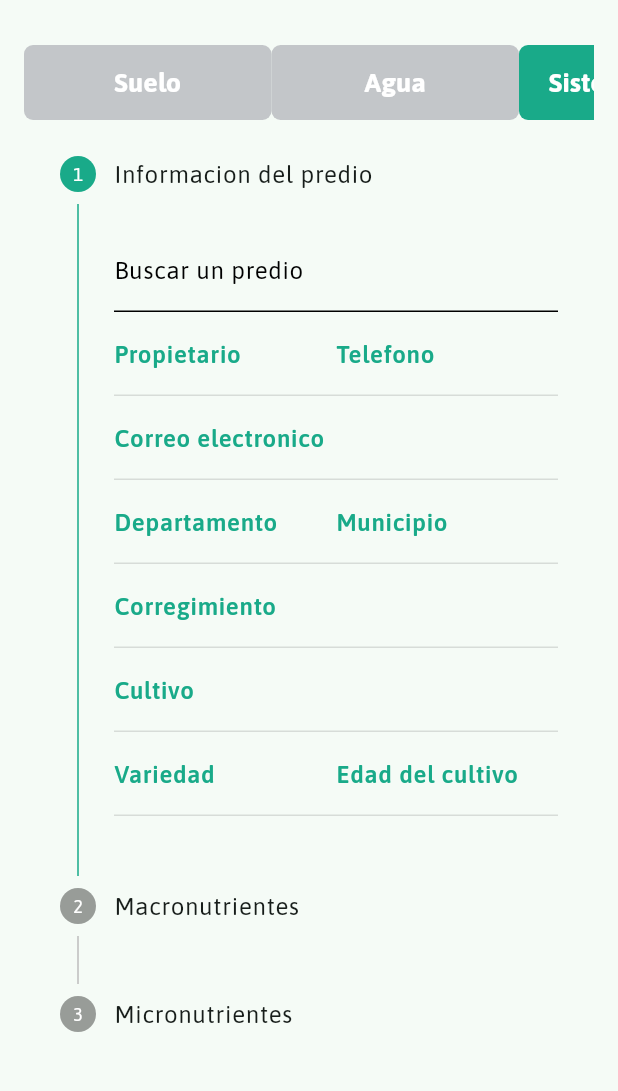
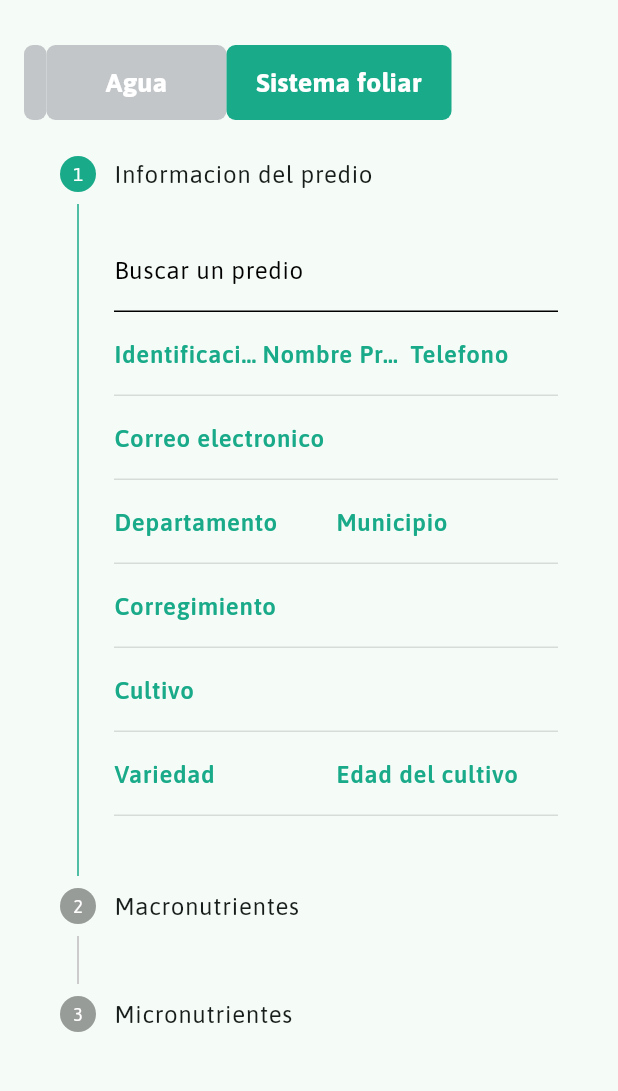
Before and after one commit to AgnerVillaFabrega/MixCosechas, a Flutter app: the RegisterAnalisisPage screen opened directly, after a tap on "Agua", after a tap on "Sistema foliar", on a phone screen of 412 x 824 dp, the part 63-1154 px from its top. Run offline on Flutter 3.47's test engine with Material 2 defaults, Android fonts, the phone set to English and light mode, and no system bars; drawn by our look-alikes of flutter_typeahead; our stand-ins replace cloud_firestore, csv, firebase_auth, firebase_core; accounts and stored records are empty.

Commit message:
update: pruebas

```diff
--- a/lib/model/pruebaSuelo.dart
+++ b/lib/model/pruebaSuelo.dart
@@ -1,4 +1,6 @@
 class PruebaSuelo {
+  final String idPredio;
+  final String idPropietario;
   final String nombrePredio;
   final String corregimientoPredio;
   final String cultivoPredio;
@@ -7,8 +9,8 @@ class PruebaSuelo {
   final String dptoPredio;
   final String edadPredio;
   final String nombrepropietario;
-  final String telefonopropietario;
-  final String correopropietario;
+  final String telefonoPropietario;
+  final String correoPropietario;
 
   final double n;
   final double nh4;
@@ -174,6 +176,8 @@ class PruebaSuelo {
   late String humusInterpretacion;
 
   PruebaSuelo({
+    required this.idPredio,
+    required this.idPropietario,
     required this.nombrePredio,
     required this.corregimientoPredio,
     required this.cultivoPredio,
@@ -182,8 +186,8 @@ class PruebaSuelo {
     required this.dptoPredio,
     required this.edadPredio,
     required this.nombrepropietario,
-    required this.telefonopropietario,
-    required this.correopropietario,
+    required this.telefonoPropietario,
+    required this.correoPropietario,
     required this.n,
     required this.nh4,
     required this.no2,
@@ -462,8 +466,7 @@ class PruebaSuelo {
     }
   }
 
-  String ciceInterpretar(
-      double Al, double K, double Ca, double Mg, double Na) {
+  String ciceInterpretar(double Al, double K, double Ca, double Mg, double Na) {
     double cice = Al + K + Ca + Mg + Na;
 
     if (cice < 6) {
@@ -599,6 +602,9 @@ class PruebaSuelo {
     Map<String, dynamic> humusData = map['Humus'][0];
 
     return PruebaSuelo(
+
+      idPredio: map['IdPredio'],
+      idPropietario: map['IdPropietario'],
       nombrePredio: map['NombrePredio'],
       corregimientoPredio: map['Corregimiento'],
       cultivoPredio: map['Cultivo'],
@@ -607,8 +613,8 @@ class PruebaSuelo {
       dptoPredio: map['Departamento'],
       edadPredio: map['Edad'],
       nombrepropietario: map['NombrePropietario'],
-      telefonopropietario: map['Telefono'],
-      correopropietario: map['Correo'],
+      telefonoPropietario: map['Telefono'],
+      correoPropietario: map['Correo'],
       n: double.parse(nData['valor'].toString()),
       nh4: double.parse(nh4Data['valor'].toString()),
       no2: double.parse(no2Data['valor'].toString()),
@@ -616,22 +622,22 @@ class PruebaSuelo {
       p: double.parse(pData['valor'].toString()),
       k: double.parse(kData['valor'].toString()),
       ca: double.parse(caData['valor'].toString()),
-      s:double.parse(sData['valor'].toString()),
+      s: double.parse(sData['valor'].toString()),
       mg: double.parse(mgData['valor'].toString()),
-      so4:double.parse(so4Data['valor'].toString()),
+      so4: double.parse(so4Data['valor'].toString()),
       fe: double.parse(feData['valor'].toString()),
       mn: double.parse(mnData['valor'].toString()),
-      cu:double.parse(cuData['valor'].toString()),
-      al:double.parse(alData['valor'].toString()),
-      cl:double.parse(clData['valor'].toString()),
-      zn:double.parse(znData['valor'].toString()),
-      na:double.parse(naData['valor'].toString()),
-      ph:double.parse(phData['valor'].toString()),
-      ce:double.parse(ceData['valor'].toString()),
+      cu: double.parse(cuData['valor'].toString()),
+      al: double.parse(alData['valor'].toString()),
+      cl: double.parse(clData['valor'].toString()),
+      zn: double.parse(znData['valor'].toString()),
+      na: double.parse(naData['valor'].toString()),
+      ph: double.parse(phData['valor'].toString()),
+      ce: double.parse(ceData['valor'].toString()),
       salesDisueltas: double.parse(salesDisueltasData['valor'].toString()),
       cice: double.parse(ciceData['valor'].toString()),
       arcilla: double.parse(map['Arcilla'].toString()),
-      limo:double.parse( map['Limo'].toString()),
+      limo: double.parse(map['Limo'].toString()),
       arena: double.parse(map['Arena'].toString()),
       humus: double.parse(humusData['valor'].toString())
     );
--- a/lib/presentation/screens/registration_analisis_screen.dart
+++ b/lib/presentation/screens/registration_analisis_screen.dart
@@ -65,7 +65,7 @@ class _RegisterAnalisisPageState extends State<RegisterAnalisisPage> {
                             children: <Widget>[
                               SizedBox(
                                 height: 50,
-                                width: 165,
+                                width: 15,
                                 child: TextButton(
                                   style: ButtonStyle(
                                     backgroundColor: MaterialStateProperty.all<Color>(cambiarColor(0)),
@@ -92,7 +92,7 @@ class _RegisterAnalisisPageState extends State<RegisterAnalisisPage> {
                               ),
                               SizedBox(
                                 height: 50,
-                                width: 165,
+                                width: 120,
                                 child: TextButton(
                                   style: ButtonStyle(
                                     backgroundColor: MaterialStateProperty.all<Color>(cambiarColor(1)),
--- a/lib/presentation/screens/view_pruebas_screen.dart
+++ b/lib/presentation/screens/view_pruebas_screen.dart
@@ -78,7 +78,7 @@ class _ViewPruebasScreenState extends State<ViewPruebasScreen> {
                             itemBuilder: (context, index) {
                               return ListTile(
                                 title: Text(pruebasSuelo[index].nombrePredio.toString()),
-                                subtitle: Text(pruebasSuelo[index].alInterpretacion.toString()),
+                                subtitle: Text(pruebasSuelo[index].idPredio.toString()),
                                 onTap: () {
                                   // Puedes implementar la navegación aquí si es necesario.
                                 },
--- a/lib/presentation/widgets/agua_widget.dart
+++ b/lib/presentation/widgets/agua_widget.dart
@@ -34,33 +34,26 @@ class _AguaWidgetState extends State<AguaWidget> {
   final TextEditingController _mnController = TextEditingController();
   final TextEditingController _cuController = TextEditingController();
   final TextEditingController _clController = TextEditingController();
-  final TextEditingController _salesdisueltasController =
-      TextEditingController();
+  final TextEditingController _salesdisueltasController =TextEditingController();
   final TextEditingController _phController = TextEditingController();
   final TextEditingController _ceController = TextEditingController();
   final TextEditingController _fuenteaguaController = TextEditingController();
 
   //*INFORMACION DEL PREDIO */
   final TextEditingController _nombrePredioController = TextEditingController();
-  CollectionReference prediosCollection =
-      FirebaseFirestore.instance.collection('Predios');
+  CollectionReference prediosCollection =FirebaseFirestore.instance.collection('Predios');
 
-  final TextEditingController _corregimientoPredioController =
-      TextEditingController();
-  final TextEditingController _cultivoPredioController =
-      TextEditingController();
-  final TextEditingController _municipioPredioController =
-      TextEditingController();
-  final TextEditingController _variedadPredioController =
-      TextEditingController();
+  final TextEditingController _idPredioController =TextEditingController();
+  final TextEditingController _corregimientoPredioController =TextEditingController();
+  final TextEditingController _cultivoPredioController =TextEditingController();
+  final TextEditingController _municipioPredioController =TextEditingController();
+  final TextEditingController _variedadPredioController =TextEditingController();
   final TextEditingController _dptoPredioController = TextEditingController();
   final TextEditingController _edadPredioController = TextEditingController();
-  final TextEditingController _nombrepropietarioPredioController =
-      TextEditingController();
-  final TextEditingController _telefonopropietarioPredioController =
-      TextEditingController();
-  final TextEditingController _correopropietarioPredioController =
-      TextEditingController();
+  final TextEditingController _idpropietarioPredioController =TextEditingController();
+  final TextEditingController _nombrepropietarioPredioController =TextEditingController();
+  final TextEditingController _telefonopropietarioPredioController =TextEditingController();
+  final TextEditingController _correopropietarioPredioController =TextEditingController();
 
   @override
   Widget build(BuildContext context) {
@@ -86,19 +79,17 @@ class _AguaWidgetState extends State<AguaWidget> {
                   content: SearchPredio(
                       predioFilterController: _nombrePredioController,
                       prediosCollection: prediosCollection,
-                      corregimientoPredioController:
-                          _corregimientoPredioController,
+                      idPredioController:_idPredioController,
+                      corregimientoPredioController:_corregimientoPredioController,
                       cultivoPredioController: _cultivoPredioController,
                       municipioPredioController: _municipioPredioController,
                       variedadPredioController: _variedadPredioController,
                       dptoPredioController: _dptoPredioController,
                       edadPredioController: _edadPredioController,
-                      nombrepropietarioPredioController:
-                          _nombrepropietarioPredioController,
-                      telefonopropietarioPredioController:
-                          _telefonopropietarioPredioController,
-                      correopropietarioPredioController:
-                          _correopropietarioPredioController),
+                      idpropietarioPredioController:_idpropietarioPredioController,
+                      nombrepropietarioPredioController:_nombrepropietarioPredioController,
+                      telefonopropietarioPredioController:_telefonopropietarioPredioController,
+                      correopropietarioPredioController:_correopropietarioPredioController),
                 ),
                 Step(
                   isActive: currentState >= 1,
--- a/lib/presentation/widgets/search_predio.dart
+++ b/lib/presentation/widgets/search_predio.dart
@@ -7,25 +7,33 @@ class SearchPredio extends StatelessWidget {
     super.key,
     required this.predioFilterController,
     required this.prediosCollection,
+    required TextEditingController idPredioController,
     required TextEditingController corregimientoPredioController,
     required TextEditingController cultivoPredioController,
     required TextEditingController municipioPredioController,
     required TextEditingController variedadPredioController,
     required TextEditingController dptoPredioController,
     required TextEditingController edadPredioController,
+    required TextEditingController idpropietarioPredioController,
     required TextEditingController nombrepropietarioPredioController,
     required TextEditingController telefonopropietarioPredioController,
     required TextEditingController correopropietarioPredioController,
-  }) : _corregimientoPredioController = corregimientoPredioController, _cultivoPredioController = cultivoPredioController, _municipioPredioController = municipioPredioController, _variedadPredioController = variedadPredioController, _dptoPredioController = dptoPredioController, _edadPredioController = edadPredioController, _nombrepropietarioPredioController = nombrepropietarioPredioController, _telefonopropietarioPredioController = telefonopropietarioPredioController, _correopropietarioPredioController = correopropietarioPredioController;
+  }) : _idPredioController = idPredioController, _corregimientoPredioController = corregimientoPredioController, _cultivoPredioController = cultivoPredioController,
+      _municipioPredioController = municipioPredioController, _variedadPredioController = variedadPredioController, _dptoPredioController = dptoPredioController,
+      _edadPredioController = edadPredioController,_idpropietarioPredioController = idpropietarioPredioController, _nombrepropietarioPredioController = nombrepropietarioPredioController,
+      _telefonopropietarioPredioController = telefonopropietarioPredioController, _correopropietarioPredioController = correopropietarioPredioController;
 
   final TextEditingController predioFilterController;
   final CollectionReference<Object?> prediosCollection;
+
+  final TextEditingController _idPredioController;
   final TextEditingController _corregimientoPredioController;
   final TextEditingController _cultivoPredioController;
   final TextEditingController _municipioPredioController;
   final TextEditingController _variedadPredioController;
   final TextEditingController _dptoPredioController;
   final TextEditingController _edadPredioController;
+  final TextEditingController _idpropietarioPredioController;
   final TextEditingController _nombrepropietarioPredioController;
   final TextEditingController _telefonopropietarioPredioController;
   final TextEditingController _correopropietarioPredioController;
@@ -63,12 +71,14 @@ class SearchPredio extends StatelessWidget {
             final predioData = suggestion.data() as Map<String, dynamic>;
             predioFilterController.text = predioData['Nombre'];
 
+            _idPredioController.text = predioData['Id'];
             _corregimientoPredioController.text = predioData['CorregimientoVereda'];
             _cultivoPredioController.text = predioData['Cultivo'];
             _municipioPredioController.text = predioData['Municipio'];
             _variedadPredioController.text = predioData['Variedad'];
             _dptoPredioController.text =predioData['Departamento'];
             _edadPredioController.text = predioData['Edad'];
+            _idpropietarioPredioController.text = predioData['IdPropietario'];
             _nombrepropietarioPredioController.text = predioData['NombrePropietario'];
             _telefonopropietarioPredioController.text =  predioData['TelefonoPropietario'];
             _correopropietarioPredioController.text = predioData['CorreoPropietario'];
@@ -79,10 +89,22 @@ class SearchPredio extends StatelessWidget {
             Expanded(
               child:TextFormField(
                 enabled: false,
+                controller: _idpropietarioPredioController,
+                keyboardType: TextInputType.number,
+                decoration: const InputDecoration(
+                  labelText: 'Identificación Propietario',
+                  labelStyle: TextStyle(
+                      color: Color(0xFF19AA89), fontWeight: FontWeight.w600),
+                ),
+              ),
+            ),
+            Expanded(
+              child:TextFormField(
+                enabled: false,
                 controller: _nombrepropietarioPredioController,
                 keyboardType: TextInputType.number,
                 decoration: const InputDecoration(
-                  labelText: 'Propietario',
+                  labelText: 'Nombre Propietario',
                   labelStyle: TextStyle(
                       color: Color(0xFF19AA89), fontWeight: FontWeight.w600),
                 ),
--- a/lib/presentation/widgets/sistema_foliar_widget.dart
+++ b/lib/presentation/widgets/sistema_foliar_widget.dart
@@ -33,25 +33,19 @@ class _SistemaFoliarWidgetState extends State<SistemaFoliarWidget> {
 
   //*INFORMACION DEL PREDIO */
   final TextEditingController _nombrePredioController = TextEditingController();
-  CollectionReference prediosCollection =
-      FirebaseFirestore.instance.collection('Predios');
+  CollectionReference prediosCollection =FirebaseFirestore.instance.collection('Predios');
 
-  final TextEditingController _corregimientoPredioController =
-      TextEditingController();
-  final TextEditingController _cultivoPredioController =
-      TextEditingController();
-  final TextEditingController _municipioPredioController =
-      TextEditingController();
-  final TextEditingController _variedadPredioController =
-      TextEditingController();
+  final TextEditingController _idPredioController =TextEditingController();
+  final TextEditingController _corregimientoPredioController =TextEditingController();
+  final TextEditingController _cultivoPredioController =TextEditingController();
+  final TextEditingController _municipioPredioController =TextEditingController();
+  final TextEditingController _variedadPredioController =TextEditingController();
   final TextEditingController _dptoPredioController = TextEditingController();
   final TextEditingController _edadPredioController = TextEditingController();
-  final TextEditingController _nombrepropietarioPredioController =
-      TextEditingController();
-  final TextEditingController _telefonopropietarioPredioController =
-      TextEditingController();
-  final TextEditingController _correopropietarioPredioController =
-      TextEditingController();
+  final TextEditingController _idpropietarioPredioController =TextEditingController();
+  final TextEditingController _nombrepropietarioPredioController =TextEditingController();
+  final TextEditingController _telefonopropietarioPredioController =TextEditingController();
+  final TextEditingController _correopropietarioPredioController =TextEditingController();
 
   @override
   Widget build(BuildContext context) {
@@ -77,19 +71,17 @@ class _SistemaFoliarWidgetState extends State<SistemaFoliarWidget> {
                   content: SearchPredio(
                       predioFilterController: _nombrePredioController,
                       prediosCollection: prediosCollection,
-                      corregimientoPredioController:
-                          _corregimientoPredioController,
+                      idPredioController:_idPredioController,
+                      corregimientoPredioController:_corregimientoPredioController,
                       cultivoPredioController: _cultivoPredioController,
                       municipioPredioController: _municipioPredioController,
                       variedadPredioController: _variedadPredioController,
                       dptoPredioController: _dptoPredioController,
                       edadPredioController: _edadPredioController,
-                      nombrepropietarioPredioController:
-                          _nombrepropietarioPredioController,
-                      telefonopropietarioPredioController:
-                          _telefonopropietarioPredioController,
-                      correopropietarioPredioController:
-                          _correopropietarioPredioController),
+                      idpropietarioPredioController:_idpropietarioPredioController,
+                      nombrepropietarioPredioController:_nombrepropietarioPredioController,
+                      telefonopropietarioPredioController:_telefonopropietarioPredioController,
+                      correopropietarioPredioController:_correopropietarioPredioController),
                 ),
                 Step(
                   isActive: currentState >= 1,
--- a/lib/presentation/widgets/suelo_widget.dart
+++ b/lib/presentation/widgets/suelo_widget.dart
@@ -49,25 +49,19 @@ class _SueloWidgetState extends State<SueloWidget> {
 
   //*INFORMACION DEL PREDIO */
   final TextEditingController _nombrePredioController = TextEditingController();
-  CollectionReference prediosCollection =
-      FirebaseFirestore.instance.collection('Predios');
+  CollectionReference prediosCollection = FirebaseFirestore.instance.collection('Predios');
 
-  final TextEditingController _corregimientoPredioController =
-      TextEditingController();
-  final TextEditingController _cultivoPredioController =
-      TextEditingController();
-  final TextEditingController _municipioPredioController =
-      TextEditingController();
-  final TextEditingController _variedadPredioController =
-      TextEditingController();
+  final TextEditingController _idPredioController =TextEditingController();
+  final TextEditingController _corregimientoPredioController =TextEditingController();
+  final TextEditingController _cultivoPredioController =TextEditingController();
+  final TextEditingController _municipioPredioController =TextEditingController();
+  final TextEditingController _variedadPredioController =TextEditingController();
   final TextEditingController _dptoPredioController = TextEditingController();
   final TextEditingController _edadPredioController = TextEditingController();
-  final TextEditingController _nombrepropietarioPredioController =
-      TextEditingController();
-  final TextEditingController _telefonopropietarioPredioController =
-      TextEditingController();
-  final TextEditingController _correopropietarioPredioController =
-      TextEditingController();
+  final TextEditingController _idpropietarioPredioController =TextEditingController();
+  final TextEditingController _nombrepropietarioPredioController =TextEditingController();
+  final TextEditingController _telefonopropietarioPredioController =TextEditingController();
+  final TextEditingController _correopropietarioPredioController =TextEditingController();
 
   @override
   Widget build(BuildContext context) {
@@ -94,19 +88,17 @@ class _SueloWidgetState extends State<SueloWidget> {
                     content: SearchPredio(
                         predioFilterController: _nombrePredioController,
                         prediosCollection: prediosCollection,
-                        corregimientoPredioController:
-                            _corregimientoPredioController,
+                        idPredioController: _idPredioController,
+                        corregimientoPredioController: _corregimientoPredioController,
                         cultivoPredioController: _cultivoPredioController,
                         municipioPredioController: _municipioPredioController,
                         variedadPredioController: _variedadPredioController,
                         dptoPredioController: _dptoPredioController,
                         edadPredioController: _edadPredioController,
-                        nombrepropietarioPredioController:
-                            _nombrepropietarioPredioController,
-                        telefonopropietarioPredioController:
-                            _telefonopropietarioPredioController,
-                        correopropietarioPredioController:
-                            _correopropietarioPredioController),
+                        nombrepropietarioPredioController: _nombrepropietarioPredioController,
+                        idpropietarioPredioController: _idpropietarioPredioController,
+                        telefonopropietarioPredioController:  _telefonopropietarioPredioController,
+                        correopropietarioPredioController: _correopropietarioPredioController),
                   ),
                   Step(
                     isActive: currentState >= 1,
@@ -252,6 +244,7 @@ class _SueloWidgetState extends State<SueloWidget> {
       if (formKey.currentState!.validate()) {
         //Todo: LOGICA PARA EL ANALISIS Y REGISTRO
         PruebaSuelo pruebaSuelo = PruebaSuelo(
+            idPredio: _idPredioController.text,
             nombrePredio: _nombrePredioController.text,
             corregimientoPredio: _corregimientoPredioController.text,
             cultivoPredio: _cultivoPredioController.text,
@@ -259,9 +252,10 @@ class _SueloWidgetState extends State<SueloWidget> {
             variedadPredio: _variedadPredioController.text,
             dptoPredio: _dptoPredioController.text,
             edadPredio: _edadPredioController.text,
+            idPropietario: _idpropietarioPredioController.text,
             nombrepropietario: _nombrepropietarioPredioController.text,
-            telefonopropietario: _telefonopropietarioPredioController.text,
-            correopropietario: _correopropietarioPredioController.text,
+            telefonoPropietario: _telefonopropietarioPredioController.text,
+            correoPropietario: _correopropietarioPredioController.text,
             n: double.parse(_nController.text),
             nh4: double.parse(_nh4Controller.text),
             no2: double.parse(_no2Controller.text),
@@ -294,9 +288,8 @@ class _SueloWidgetState extends State<SueloWidget> {
 
         final List<double> valorCompuestos = pruebaSuelo.valorCompuestos;
 
-        final List<String> interpretacionCompuestos =pruebaSuelo.interpretacionCompuestos;
-
-
+        final List<String> interpretacionCompuestos =
+            pruebaSuelo.interpretacionCompuestos;
 
         Navigator.push(
           context,
--- a/lib/services/firebase_service.dart
+++ b/lib/services/firebase_service.dart
@@ -33,7 +33,6 @@ class ServiceFirebase {
     }
     return clientes;
   }
-
 
   Future<List<PruebaSuelo>> getPruebaSuelo() async {
     List<PruebaSuelo> pruebaSuelo = [];
@@ -165,8 +164,8 @@ class ServiceFirebase {
         'Departamento': pruebaSuelo.dptoPredio,
         'Edad': pruebaSuelo.edadPredio,
         'NombrePropietario': pruebaSuelo.nombrepropietario,
-        'Telefono': pruebaSuelo.telefonopropietario,
-        'Correo': pruebaSuelo.correopropietario,
+        'Telefono': pruebaSuelo.telefonoPropietario,
+        'Correo': pruebaSuelo.correoPropietario,
         'Nitrato de Nitrógeno - N': [
           {
             'valor': pruebaSuelo.n,
```
Also changed, not shown: pubspec.lock.
